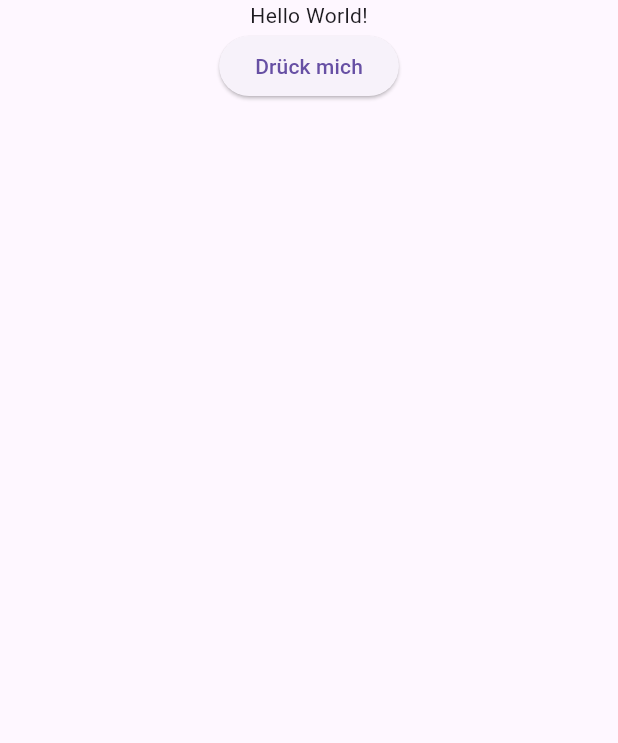
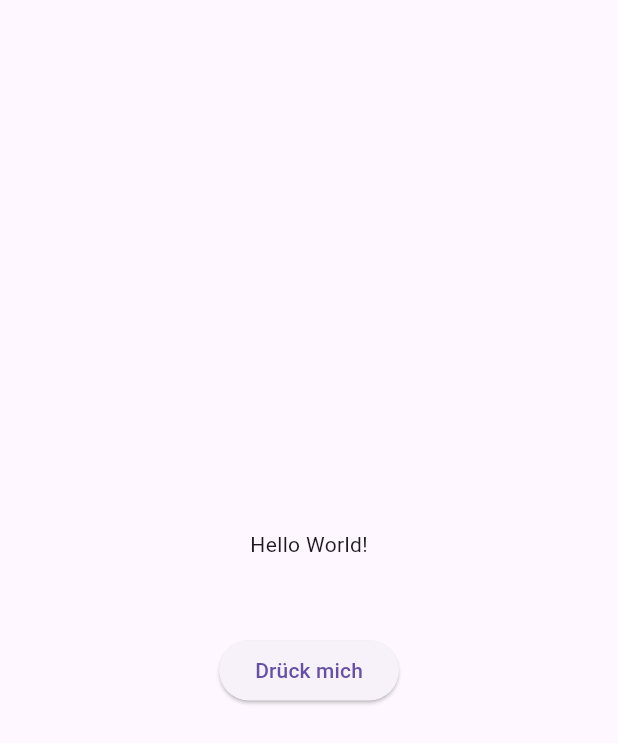
Before and after one commit to AkademieDirk/first_try_api, a Flutter app: the screen it shows after launch, on a phone screen of 412 x 824 dp. Shown: the top 743 px of the screen. Run offline on Flutter 3.47's test engine with Material 3 defaults, Android fonts, the phone set to English and light mode, and no system bars.

Commit message:
centered and sized Box added

```diff
--- a/lib/main.dart
+++ b/lib/main.dart
@@ -13,8 +13,12 @@ class MainApp extends StatelessWidget {
       home: Scaffold(
         body: Center(
           child: Column(
+            mainAxisAlignment: MainAxisAlignment.center,
             children: [
               const Text('Hello World!'),
+              SizedBox(
+                height: 50,
+              ),
               ElevatedButton(onPressed: () {}, child: const Text("Drück mich"))
             ],
           ),
```
